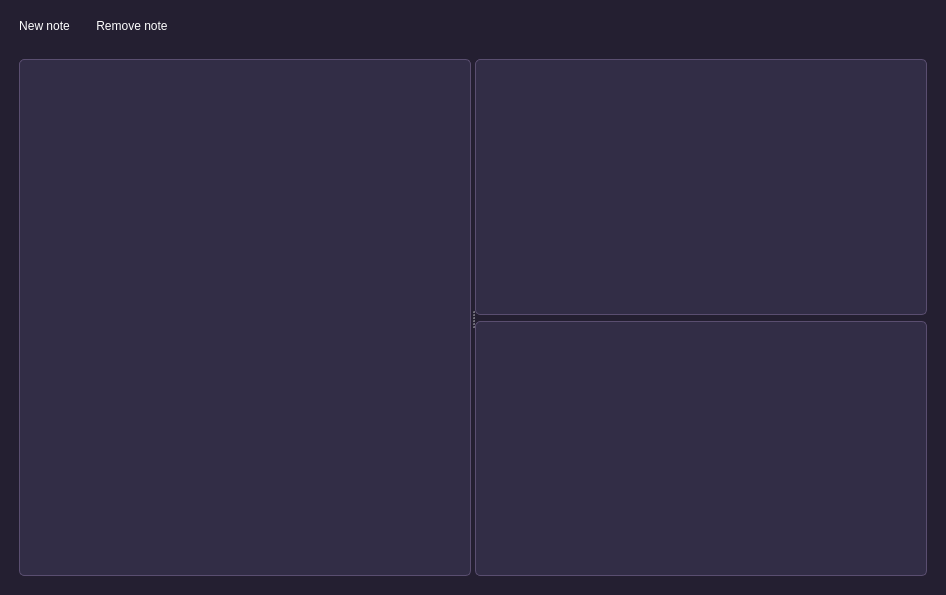
Qt form src/note/note.ui (itRoy-pentest/smart_notes) before a commit.
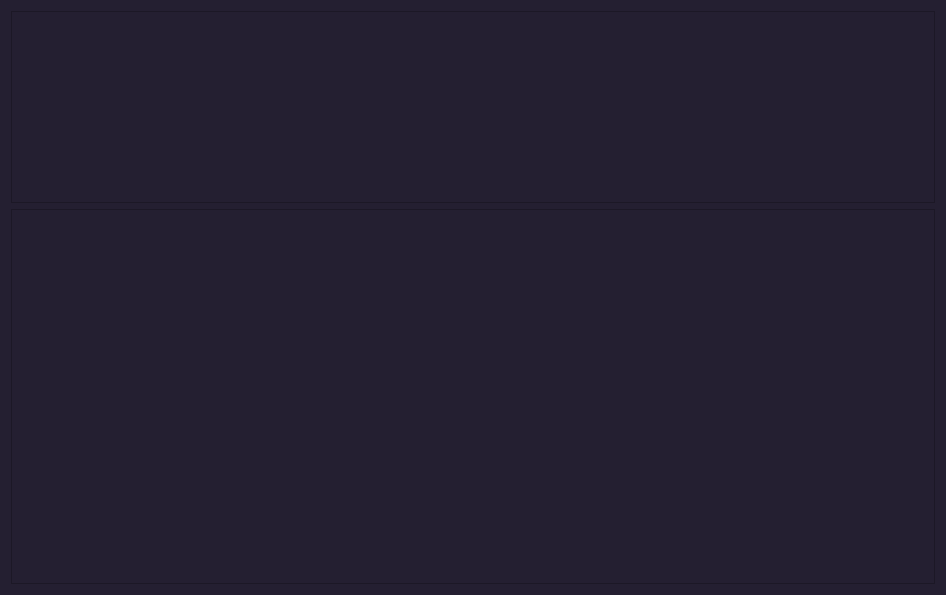
The same form after that commit.

What changed in the file:
```diff
--- a/src/note/note.ui
+++ b/src/note/note.ui
@@ -26,166 +26,16 @@
 }
 </string>
   </property>
-  <layout class="QVBoxLayout" name="verticalLayout" stretch="0">
-   <property name="leftMargin">
-    <number>0</number>
-   </property>
-   <property name="topMargin">
-    <number>0</number>
-   </property>
-   <property name="rightMargin">
-    <number>0</number>
-   </property>
-   <property name="bottomMargin">
-    <number>0</number>
-   </property>
+  <layout class="QVBoxLayout" name="verticalLayout_2">
    <item>
-    <widget class="QWidget" name="widget" native="true">
-     <property name="styleSheet">
-      <string notr="true">/* QWidget контейнер */
-QWidget {
-    background-color: rgb(36, 31, 49);
-    border-radius: 10px;
-    padding: 10px;
-    color: white;
-}
-
-/* QListWidget */
-QListWidget {
-    background-color: rgb(50, 45, 70);
-    border: 1px solid #5a4e70;
-    border-radius: 5px;
-    padding: 5px;
-    font-size: 14px;
-    color: #e0e0e0;
-}
-
-QListWidget::item {
-    padding: 8px;
-    border-radius: 5px;
-}
-
-QListWidget::item:hover {
-    background-color: rgb(70, 65, 95);
-}
-
-QListWidget::item:selected {
-    background-color: rgb(75, 67, 101);
-    color: white;
-}
-
-/* QTextEdit */
-QTextEdit {
-    background-color: rgb(50, 45, 70);
-    border: 1px solid #5a4e70;
-    border-radius: 5px;
-    font-size: 14px;
-    padding: 10px;
-    color: #e0e0e0;
-}
-
-QTextEdit:focus {
-    border: 1px solid rgb(113, 102, 155);
-}
-
-/* QPushButton - Add Note */
-QPushButton#addNoteButton {
-    background-color: rgb(58, 168, 137);
-    color: white;
-    border: none;
-    padding: 10px 20px;
-    font-size: 14px;
-    border-radius: 5px;
-    cursor: pointer;
-}
-
-QPushButton#addNoteButton:hover {
-    background-color: rgb(50, 150, 121);
-}
-
-QPushButton#addNoteButton:pressed {
-    background-color: rgb(40, 120, 98);
-}
-
-/* QPushButton - Remove Note */
-QPushButton#removeNoteButton {
-    background-color: rgb(245, 79, 83);
-    color: white;
-    border: none;
-    padding: 10px 20px;
-    font-size: 14px;
-    border-radius: 5px;
-    cursor: pointer;
-}
-
-QPushButton#removeNoteButton:hover {
-    background-color: rgb(220, 70, 74);
-}
-
-QPushButton#removeNoteButton:pressed {
-    background-color: rgb(190, 60, 64);
-}
-</string>
-     </property>
-     <layout class="QVBoxLayout" name="verticalLayout_3" stretch="0,1">
-      <item>
-       <layout class="QHBoxLayout" name="horizontalLayout" stretch="0,0,0">
-        <item>
-         <widget class="QPushButton" name="addNote">
-          <property name="text">
-           <string>New note</string>
-          </property>
-         </widget>
-        </item>
-        <item>
-         <widget class="QPushButton" name="removeNote">
-          <property name="text">
-           <string>Remove note</string>
-          </property>
-         </widget>
-        </item>
-        <item>
-         <spacer name="horizontalSpacer">
-          <property name="orientation">
-           <enum>Qt::Horizontal</enum>
-          </property>
-          <property name="sizeHint" stdset="0">
-           <size>
-            <width>40</width>
-            <height>20</height>
-           </size>
-          </property>
-         </spacer>
-        </item>
-       </layout>
-      </item>
-      <item>
-       <widget class="QSplitter" name="splitter">
-        <property name="orientation">
-         <enum>Qt::Horizontal</enum>
-        </property>
-        <widget class="QListWidget" name="noteListWidget"/>
-        <widget class="QWidget" name="">
-         <layout class="QVBoxLayout" name="verticalLayout_2">
-          <item>
-           <widget class="QTextEdit" name="noteTitle">
-            <property name="sizePolicy">
-             <sizepolicy hsizetype="Expanding" vsizetype="Expanding">
-              <horstretch>1</horstretch>
-              <verstretch>0</verstretch>
-             </sizepolicy>
-            </property>
-           </widget>
-          </item>
-          <item>
-           <widget class="QTextEdit" name="noteTextEdit"/>
-          </item>
-         </layout>
-        </widget>
-       </widget>
-      </item>
-     </layout>
-    </widget>
+    <layout class="QVBoxLayout" name="verticalLayoutText" stretch="0,1">
+     <item>
+      <widget class="QTextEdit" name="titleText"/>
+     </item>
+     <item>
+      <widget class="QTextEdit" name="mainText"/>
+     </item>
+    </layout>
    </item>
   </layout>
  </widget>
```
